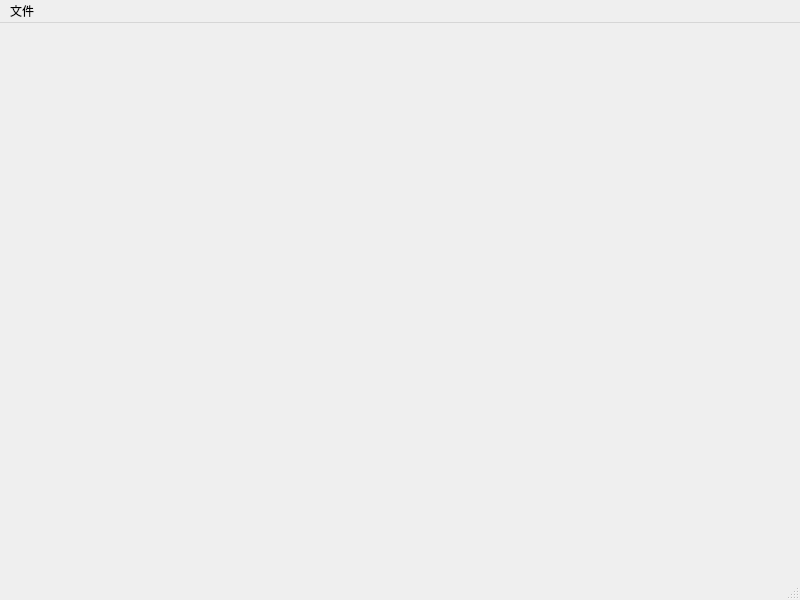
The window that mainwindow.ui (w-mj/image_portal) describes before a commit, drawn with Qt 5.
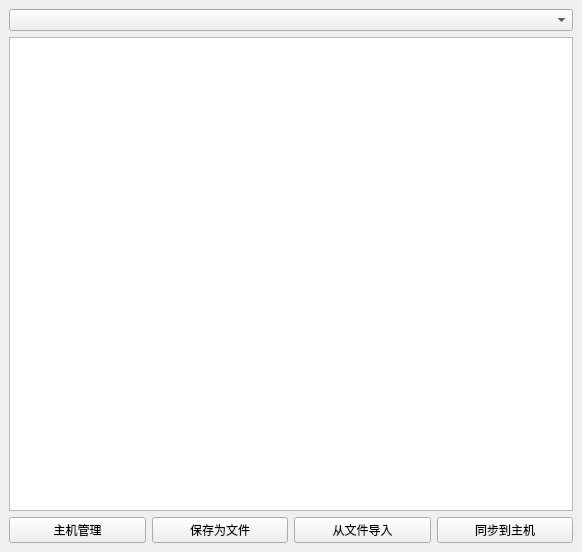
The same window after the commit.

Commit message: host item and endpoint

What changed in the file:
```diff
--- a/mainwindow.ui
+++ b/mainwindow.ui
@@ -6,34 +6,68 @@
    <rect>
     <x>0</x>
     <y>0</y>
-    <width>800</width>
-    <height>600</height>
+    <width>582</width>
+    <height>552</height>
    </rect>
   </property>
   <property name="windowTitle">
    <string>ImageTransfer</string>
   </property>
-  <widget class="QWidget" name="centralwidget"/>
-  <widget class="QMenuBar" name="menubar">
-   <property name="geometry">
-    <rect>
-     <x>0</x>
-     <y>0</y>
-     <width>800</width>
-     <height>21</height>
-    </rect>
+  <widget class="QWidget" name="centralwidget">
+   <property name="sizePolicy">
+    <sizepolicy hsizetype="Expanding" vsizetype="Expanding">
+     <horstretch>0</horstretch>
+     <verstretch>0</verstretch>
+    </sizepolicy>
    </property>
-   <widget class="QMenu" name="menu">
-    <property name="title">
-     <string>文件</string>
-    </property>
-    <addaction name="actionEndpoint"/>
-    <addaction name="actionAbout"/>
-    <addaction name="actionExit"/>
-   </widget>
-   <addaction name="menu"/>
+   <layout class="QFormLayout" name="formLayout">
+    <item row="0" column="0" colspan="2">
+     <layout class="QVBoxLayout" name="verticalLayout">
+      <property name="sizeConstraint">
+       <enum>QLayout::SetMaximumSize</enum>
+      </property>
+      <item>
+       <widget class="QComboBox" name="host_select"/>
+      </item>
+      <item>
+       <widget class="QListView" name="image_list"/>
+      </item>
+      <item>
+       <layout class="QHBoxLayout" name="horizontalLayout">
+        <item>
+         <widget class="QPushButton" name="host_manager_btn">
+          <property name="text">
+           <string>主机管理</string>
+          </property>
+         </widget>
+        </item>
+        <item>
+         <widget class="QPushButton" name="save_to_file_btn">
+          <property name="text">
+           <string>保存为文件</string>
+          </property>
+         </widget>
+        </item>
+        <item>
+         <widget class="QPushButton" name="load_from_file_btn">
+          <property name="text">
+           <string>从文件导入</string>
+          </property>
+         </widget>
+        </item>
+        <item>
+         <widget class="QPushButton" name="sync_to_host_htn">
+          <property name="text">
+           <string>同步到主机</string>
+          </property>
+         </widget>
+        </item>
+       </layout>
+      </item>
+     </layout>
+    </item>
+   </layout>
   </widget>
-  <widget class="QStatusBar" name="statusbar"/>
   <action name="actionEndpoint">
    <property name="text">
     <string>主机管理</string>
```
The commit also changes 6 other files.
